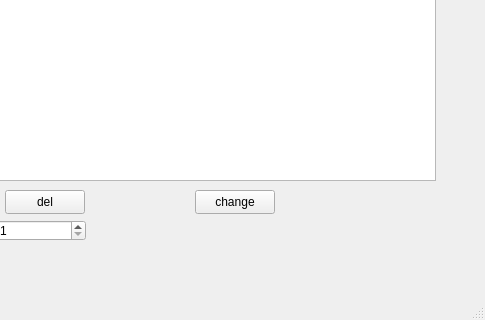
First picture: the form in mainwindow.ui, repository xzbey/xzbey_pr6, before the edit; both pictures show x 315 to 800 and y 280 to 600 of the 800 by 600 pixel window.
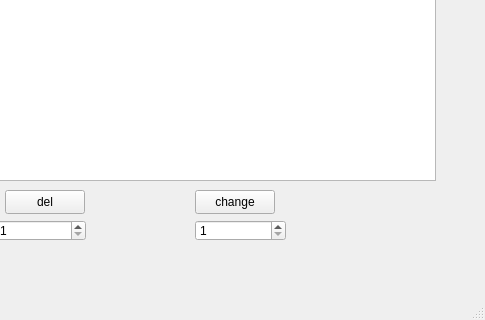
Second picture: the form after the edit.

Patch:
```diff
--- a/mainwindow.ui
+++ b/mainwindow.ui
@@ -10,6 +10,12 @@
     <height>600</height>
    </rect>
   </property>
+  <property name="sizePolicy">
+   <sizepolicy hsizetype="Preferred" vsizetype="Preferred">
+    <horstretch>0</horstretch>
+    <verstretch>0</verstretch>
+   </sizepolicy>
+  </property>
   <property name="windowTitle">
    <string>MainWindow</string>
   </property>
@@ -114,6 +120,22 @@
      <number>100000</number>
     </property>
    </widget>
+   <widget class="QSpinBox" name="sB_change">
+    <property name="geometry">
+     <rect>
+      <x>510</x>
+      <y>500</y>
+      <width>91</width>
+      <height>21</height>
+     </rect>
+    </property>
+    <property name="minimum">
+     <number>1</number>
+    </property>
+    <property name="maximum">
+     <number>100000</number>
+    </property>
+   </widget>
   </widget>
   <widget class="QMenuBar" name="menubar">
    <property name="geometry">
```
